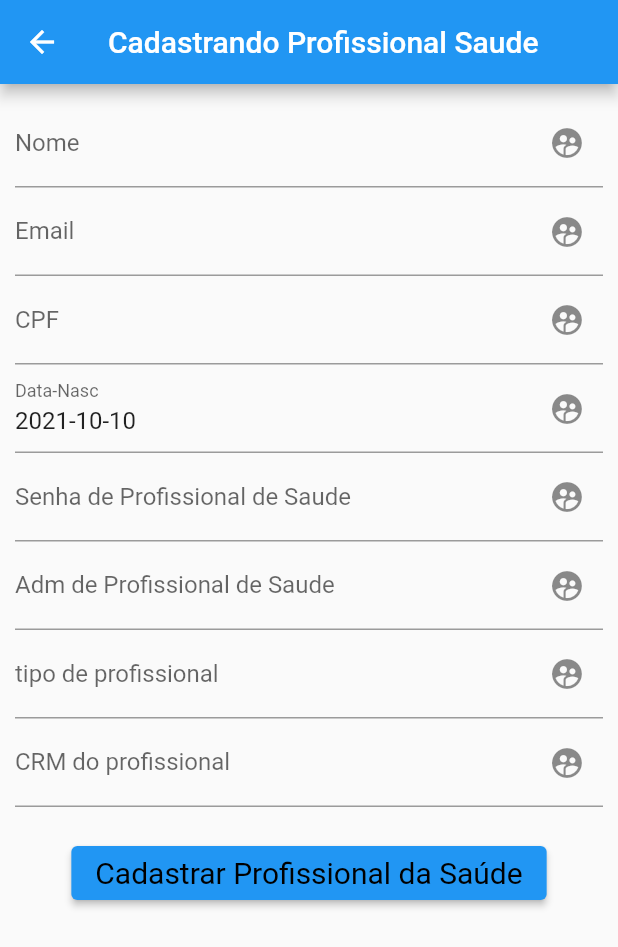
After one commit to marconapppo/CarteiraVacinacao, a Flutter app: the screen it shows after launch, after a tap on "Cadastrar", on a phone screen of 412 x 824 dp. The commit adds this screen. Shown: the top 947 px of the screen. Run offline on Flutter 3.47's test engine with Material 2 defaults, Android fonts, the phone set to English and light mode, and no system bars; missing offline and left inert: postgres.

```diff
--- a/lib/banco/bancoFlutterDocs.dart
+++ b/lib/banco/bancoFlutterDocs.dart
@@ -122,4 +122,73 @@ class DatabaseHelper {
             "')");
     print("object2");
   }
+
+  Future<void> inserirProfissional(
+      String Adm,
+      String Tipo,
+      String Crm,
+      String senha,
+      String nome,
+      String email,
+      String cpf,
+      String dateNasc) async {
+    PostgreSQLConnection db = await instance.database;
+    await db.query(
+        "INSERT INTO PROFISSIONAL_SAUDE (ADM,TIPO_PROFISSIONAL,CRM,SENHA,NOME,EMAIL,CPF,DATA_NASC) " +
+            "VALUES (" +
+            Adm +
+            ",'" +
+            Tipo +
+            "','" +
+            Crm +
+            "','" +
+            senha +
+            "','" +
+            nome +
+            "','" +
+            email +
+            "','" +
+            cpf +
+            "','" +
+            dateNasc +
+            "')");
+  }
+
+  Future<bool> getUsuarioProfissional(String cpf, String senha) async {
+    PostgreSQLConnection db = await instance.database;
+    var result = await db.query(
+        "SELECT NOME FROM PROFISSIONAL_SAUDE WHERE CPF LIKE '" +
+            cpf +
+            "' AND SENHA LIKE '" +
+            senha +
+            "'");
+    String resultado = "";
+    for (var row in result) {
+      resultado = row[0].toString();
+    }
+    if (resultado.isNotEmpty) {
+      return true;
+    }
+    return false;
+  }
+
+  Future<bool> getUsuarioPaciente(String cpf, String senha) async {
+    PostgreSQLConnection db = await instance.database;
+    var result = await db.query("SELECT NOME FROM PACIENTE WHERE CPF LIKE '" +
+        cpf +
+        "' AND SENHA LIKE '" +
+        senha +
+        "'");
+    String resultado;
+    for (var row in result) {
+      resultado = row[0];
+    }
+    if (resultado.isNotEmpty) {
+      return true;
+    }
+    return false;
+  }
+
+  Future<void> registroVacinacao(
+      String nomePaciente, String nomeVacina) async {}
 }
--- /dev/null
+++ b/lib/cadastro.dart
@@ -0,0 +1,134 @@
+import 'package:flutter/material.dart';
+import 'package:intl/intl.dart';
+
+import 'banco/bancoFlutterDocs.dart';
+
+class Cadastro extends StatelessWidget {
+  @override
+  Widget build(BuildContext context) {
+    return Scaffold(
+      appBar: AppBar(
+        title: const Text("Cadastrando Profissional Saude"),
+      ),
+      body: InserindoInformacaoProfissionalSaudeMenu(),
+    );
+  }
+}
+
+class InserindoInformacaoProfissionalSaudeMenu extends StatelessWidget {
+  final dbHelper = DatabaseHelper.instance;
+  final dateFormat = new DateFormat('yyyy-MM-dd');
+  //valores para mandar pro banco... eu sei bastante ne kk
+  TextEditingController nomeProfissionalController =
+      new TextEditingController();
+  TextEditingController emailProfissionalController =
+      new TextEditingController();
+  TextEditingController cpfProfissionalController = new TextEditingController();
+  //use o controle de data somente para vizualizacao, mas na hora de mandar pro banco use _datetime
+  TextEditingController dataNascProfissionalController =
+      new TextEditingController()
+        ..text = DateFormat('yyyy-MM-dd').format(DateTime.now());
+  TextEditingController SenhaProfissionalController =
+      new TextEditingController();
+  TextEditingController AdmProfissionalController = new TextEditingController();
+  TextEditingController tipoProfissionalController =
+      new TextEditingController();
+  TextEditingController CrmProfissionalController = new TextEditingController();
+  //datetime que vai pro banco
+  DateTime _dateTime = DateTime.now();
+
+  @override
+  Widget build(BuildContext context) {
+    return Scaffold(
+      body: Padding(
+          padding: const EdgeInsets.all(10),
+          child: Column(
+            children: [
+              TextField(
+                controller: nomeProfissionalController,
+                decoration: InputDecoration(
+                    labelText: 'Nome',
+                    suffixIcon: Icon(Icons.supervised_user_circle)),
+              ),
+              TextField(
+                controller: emailProfissionalController,
+                decoration: InputDecoration(
+                    labelText: 'Email',
+                    suffixIcon: Icon(Icons.supervised_user_circle)),
+              ),
+              TextField(
+                controller: cpfProfissionalController,
+                decoration: InputDecoration(
+                    labelText: 'CPF',
+                    suffixIcon: Icon(Icons.supervised_user_circle)),
+              ),
+              TextField(
+                controller: dataNascProfissionalController,
+                decoration: InputDecoration(
+                  labelText: 'Data-Nasc',
+                  suffixIcon: Icon(Icons.supervised_user_circle),
+                ),
+                onTap: () {
+                  showDatePicker(
+                          context: context,
+                          initialDate: DateTime.now(),
+                          firstDate: DateTime(2001),
+                          lastDate: DateTime(2030))
+                      .then((value) {
+                    _dateTime = value;
+                    dataNascProfissionalController
+                      ..text = dateFormat.format(_dateTime);
+                  });
+                },
+              ),
+              TextField(
+                controller: SenhaProfissionalController,
+                decoration: InputDecoration(
+                    labelText: 'Senha de Profissional de Saude',
+                    suffixIcon: Icon(Icons.supervised_user_circle)),
+              ),
+              TextField(
+                controller: AdmProfissionalController,
+                decoration: InputDecoration(
+                    labelText: 'Adm de Profissional de Saude',
+                    suffixIcon: Icon(Icons.supervised_user_circle)),
+              ),
+              TextField(
+                controller: tipoProfissionalController,
+                decoration: InputDecoration(
+                    labelText: 'tipo de profissional',
+                    suffixIcon: Icon(Icons.supervised_user_circle)),
+              ),
+              TextField(
+                controller: CrmProfissionalController,
+                decoration: InputDecoration(
+                    labelText: 'CRM do profissional',
+                    suffixIcon: Icon(Icons.supervised_user_circle)),
+              ),
+              SizedBox(
+                height: 20,
+              ),
+              ElevatedButton(
+                style: TextButton.styleFrom(
+                  backgroundColor: Colors.blue,
+                  primary: Colors.black,
+                  textStyle: const TextStyle(fontSize: 20),
+                ),
+                onPressed: () {
+                  dbHelper.inserirProfissional(
+                      AdmProfissionalController.text,
+                      tipoProfissionalController.text,
+                      CrmProfissionalController.text,
+                      SenhaProfissionalController.text,
+                      nomeProfissionalController.text,
+                      emailProfissionalController.text,
+                      cpfProfissionalController.text,
+                      dateFormat.format(_dateTime));
+                },
+                child: const Text('Cadastrar Profissional da Saúde'),
+              )
+            ],
+          )),
+    );
+  }
+}
--- /dev/null
+++ b/lib/loginMenu.dart
@@ -0,0 +1,43 @@
+import 'package:flutter/material.dart';
+import 'package:vacina/cadastro.dart';
+
+import 'login.dart';
+
+class CarteiraLoginMenu extends StatelessWidget {
+  @override
+  Widget build(BuildContext context) {
+    return Center(
+      child: Column(
+        //grupo de botoes
+        mainAxisSize: MainAxisSize.min,
+        children: <Widget>[
+          ElevatedButton(
+            style: TextButton.styleFrom(
+              backgroundColor: Colors.blue,
+              primary: Colors.black,
+              textStyle: const TextStyle(fontSize: 20),
+            ),
+            onPressed: () {
+              Navigator.push(
+                  context, MaterialPageRoute(builder: (context) => Login()));
+            },
+            child: const Text('Login'),
+          ),
+          const SizedBox(height: 30),
+          ElevatedButton(
+            style: TextButton.styleFrom(
+              backgroundColor: Colors.blue,
+              primary: Colors.black,
+              textStyle: const TextStyle(fontSize: 20),
+            ),
+            onPressed: () {
+              Navigator.push(
+                  context, MaterialPageRoute(builder: (context) => Cadastro()));
+            },
+            child: const Text('Cadastrar'),
+          ),
+        ],
+      ),
+    );
+  }
+}
--- /dev/null
+++ b/lib/models/UserCpf.dart
@@ -0,0 +1,3 @@
+library vacina.teste;
+
+String cpf;
--- a/lib/models/models.dart
+++ b/lib/models/models.dart
@@ -31,3 +31,9 @@ class Vacina {
   Vacina(this.nome, this.idVac, this.lote, this.validade, this.quantidade,
       this.nomeLab);
 }
+
+class Usuario {
+  final String cpf;
+
+  Usuario(this.cpf);
+}
```
Also changed, not shown: lib/login.dart (added, +131 -0 lines), lib/main.dart (+16 -2 lines), lib/vacinasAplicadas/inserindoVacinasAplicadas.dart (+27 -1 lines), 1 other file.
